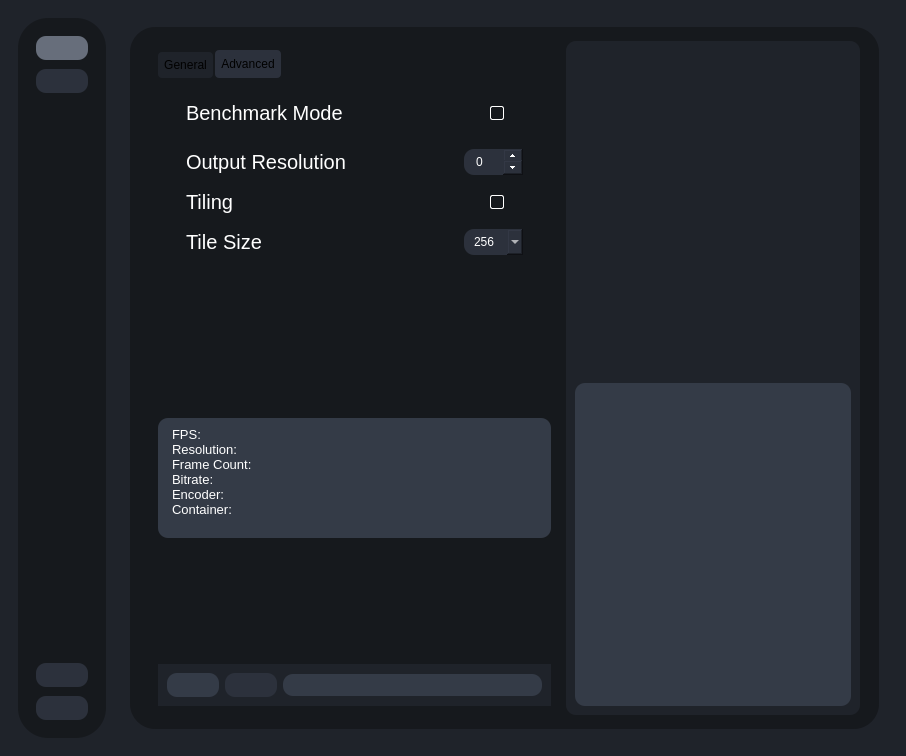
Before: the Qt Designer form testRVEInterface.ui in TNTwise/Rife-ESRGAN-App-Linux-QT, drawn with Qt 5.
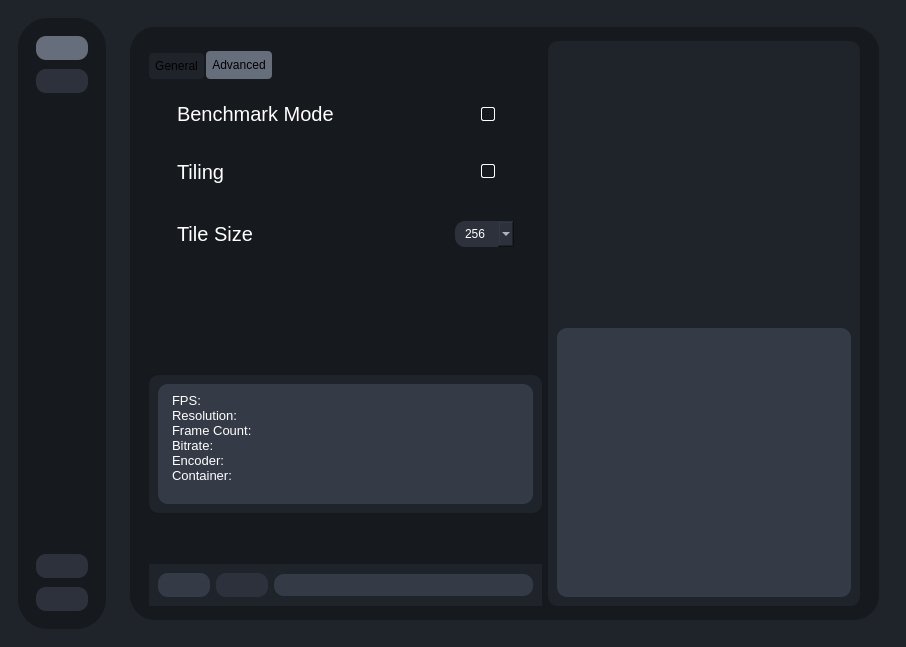
After: the same form once the commit is applied. The open tabs and pages were chosen to show the change. Icons and pictures are not drawn.

Diff of the .ui file:
```diff
--- a/testRVEInterface.ui
+++ b/testRVEInterface.ui
@@ -7,7 +7,7 @@
     <x>0</x>
     <y>0</y>
     <width>906</width>
-    <height>756</height>
+    <height>647</height>
    </rect>
   </property>
   <property name="windowTitle">
@@ -363,7 +363,7 @@
             }
 
             QTabBar::tab:selected{
-                background: #2c313c;
+                background:#676e7b;
             }
             QTabBar::tab:hover {
 				background: #343b47;
@@ -418,6 +418,21 @@
 }</string>
                 </property>
                 <layout class="QVBoxLayout" name="verticalLayout_7">
+                 <property name="spacing">
+                  <number>0</number>
+                 </property>
+                 <property name="leftMargin">
+                  <number>0</number>
+                 </property>
+                 <property name="topMargin">
+                  <number>10</number>
+                 </property>
+                 <property name="rightMargin">
+                  <number>0</number>
+                 </property>
+                 <property name="bottomMargin">
+                  <number>0</number>
+                 </property>
                  <item>
                   <widget class="QTabWidget" name="processSettingsContainer">
                    <property name="currentIndex">
@@ -428,6 +443,21 @@
                      <string>General</string>
                     </attribute>
                     <layout class="QVBoxLayout" name="verticalLayout_21">
+                     <property name="spacing">
+                      <number>0</number>
+                     </property>
+                     <property name="leftMargin">
+                      <number>0</number>
+                     </property>
+                     <property name="topMargin">
+                      <number>10</number>
+                     </property>
+                     <property name="rightMargin">
+                      <number>0</number>
+                     </property>
+                     <property name="bottomMargin">
+                      <number>0</number>
+                     </property>
                      <item>
                       <widget class="QWidget" name="inputFileContainer" native="true">
                        <layout class="QHBoxLayout" name="horizontalLayout_4">
@@ -799,53 +829,6 @@
                         </size>
                        </property>
                        <layout class="QVBoxLayout" name="verticalLayout_16">
-                        <item>
-                         <layout class="QHBoxLayout" name="outputResolutionContainer">
-                          <property name="spacing">
-                           <number>6</number>
-                          </property>
-                          <property name="leftMargin">
-                           <number>0</number>
-                          </property>
-                          <property name="topMargin">
-                           <number>0</number>
-                          </property>
-                          <property name="rightMargin">
-                           <number>0</number>
-                          </property>
-                          <property name="bottomMargin">
-                           <number>9</number>
-                          </property>
-                          <item>
-                           <widget class="QLabel" name="label_35">
-                            <property name="font">
-                             <font>
-                              <pointsize>15</pointsize>
-                             </font>
-                            </property>
-                            <property name="text">
-                             <string>Output Resolution</string>
-                            </property>
-                           </widget>
-                          </item>
-                          <item>
-                           <spacer name="horizontalSpacer_15">
-                            <property name="orientation">
-                             <enum>Qt::Orientation::Horizontal</enum>
-                            </property>
-                            <property name="sizeHint" stdset="0">
-                             <size>
-                              <width>40</width>
-                              <height>20</height>
-                             </size>
-                            </property>
-                           </spacer>
-                          </item>
-                          <item>
-                           <widget class="QSpinBox" name="spinBox"/>
-                          </item>
-                         </layout>
-                        </item>
                         <item>
                          <widget class="QWidget" name="tilingContainer" native="true">
                           <layout class="QHBoxLayout" name="horizontalLayout_16">
@@ -981,6 +964,9 @@
                           </layout>
                          </widget>
                         </item>
+                       </layout>
+                      </widget>
+                     </item>
                         <item>
                          <spacer name="verticalSpacer_4">
                           <property name="orientation">
@@ -996,11 +982,18 @@
                         </item>
                        </layout>
                       </widget>
-                     </item>
-                    </layout>
-                   </widget>
-                  </widget>
+                  </widget>
                  </item>
+                 <item>
+                  <widget class="QWidget" name="widget_2" native="true">
+                   <property name="styleSheet">
+                    <string notr="true">QWidget{
+background-color:#1f232a;
+border-radius:10px;
+}
+</string>
+                   </property>
+                   <layout class="QHBoxLayout" name="horizontalLayout_26">
                  <item>
                   <widget class="QTextEdit" name="videoInfoTextEdit">
                    <property name="enabled">
@@ -1066,6 +1059,9 @@
                    </property>
                   </widget>
                  </item>
+                   </layout>
+                  </widget>
+                 </item>
                  <item>
                   <spacer name="verticalSpacer_2">
                    <property name="orientation">
@@ -1456,8 +1452,8 @@
                   <rect>
                    <x>0</x>
                    <y>0</y>
-                   <width>483</width>
-                   <height>622</height>
+                   <width>706</width>
+                   <height>672</height>
                   </rect>
                  </property>
                  <layout class="QVBoxLayout" name="verticalLayout_18">
@@ -2389,6 +2385,21 @@
                   </widget>
                  </item>
                  <item>
+                  <widget class="QScrollArea" name="scrollArea_2">
+                   <property name="widgetResizable">
+                    <bool>true</bool>
+                   </property>
+                   <widget class="QWidget" name="scrollAreaWidgetContents_2">
+                    <property name="geometry">
+                     <rect>
+                      <x>0</x>
+                      <y>0</y>
+                      <width>699</width>
+                      <height>332</height>
+                     </rect>
+                    </property>
+                    <layout class="QVBoxLayout" name="verticalLayout_13">
+                     <item>
                   <widget class="QWidget" name="pytorchBackendInstallerContainer" native="true">
                    <layout class="QHBoxLayout" name="horizontalLayout_6">
                     <item>
@@ -2741,6 +2752,10 @@
                      </widget>
                     </item>
                    </layout>
+                      </widget>
+                     </item>
+                    </layout>
+                   </widget>
                   </widget>
                  </item>
                 </layout>
```
Lines whose indentation alone changed are shown as unchanged.
